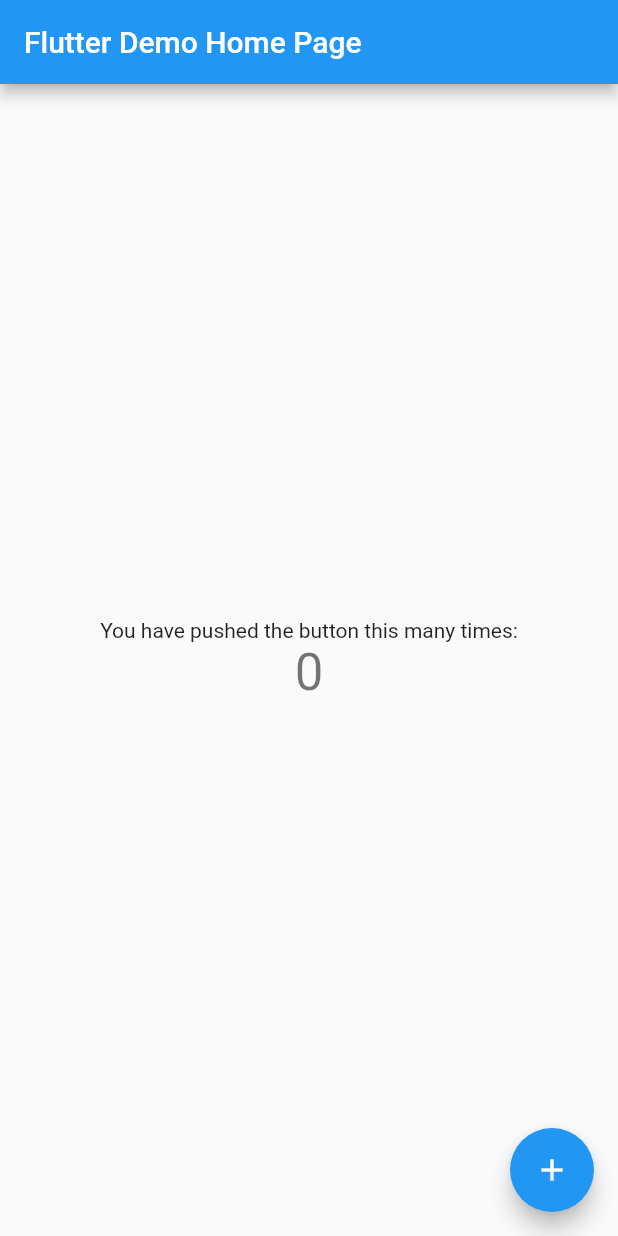
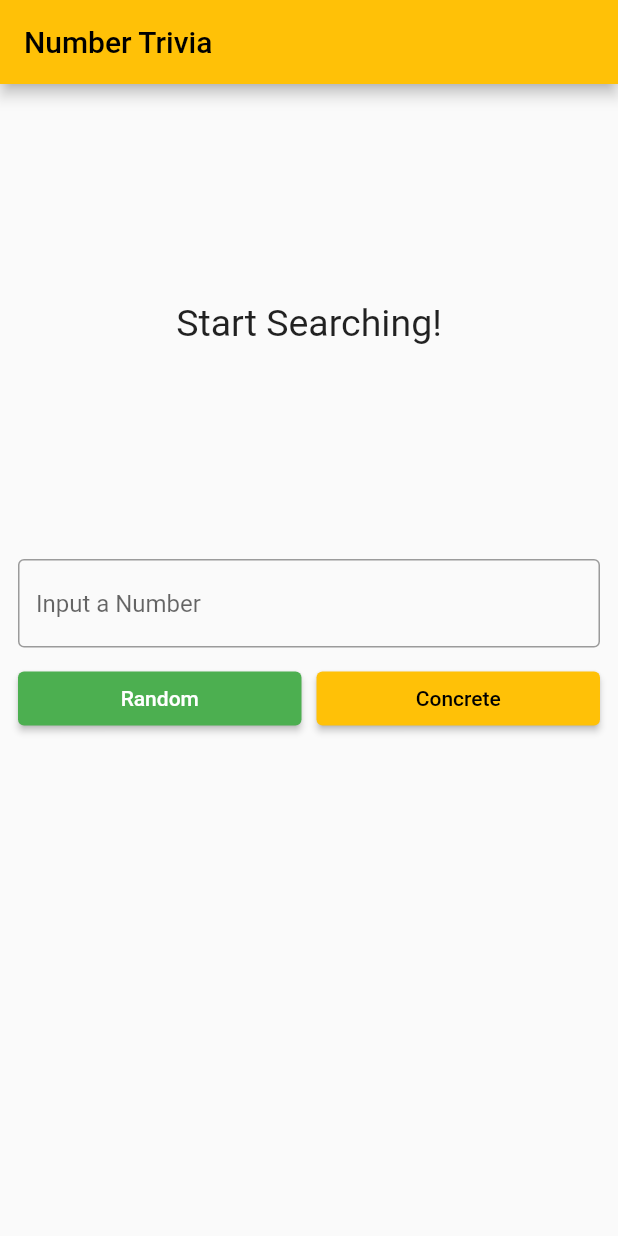
Before and after one commit to imammufiid/tdd-clean-arch-flutter, a Flutter app: the screen it shows after launch, on a phone screen of 412 x 824 dp. Run offline on Flutter 3.47's test engine with Material 2 defaults, Android fonts, the phone set to English and light mode, and no system bars; our stand-ins replace bloc, dartz, equatable, flutter_bloc, get_it, internet_connection_checker and 1 more.

Commit message:
implement UI

```diff
--- a/lib/features/number_trivia/presentation/bloc/number_trivia_bloc.dart
+++ b/lib/features/number_trivia/presentation/bloc/number_trivia_bloc.dart
@@ -38,12 +38,12 @@ class NumberTriviaBloc extends Bloc<NumberTriviaEvent, NumberTriviaState> {
       }
     });
 
-    on<GetTriviaForConcreteNumber>((event, emit) {
+    on<GetTriviaForConcreteNumber>((event, emit) async {
       final inputEither =
           inputConvert.stringToUnsignedInteger(event.numberString);
       emit(OnLoading());
 
-      inputEither.fold(
+      await inputEither.fold(
         (failure) {
           emit(const OnError(errorMessage: invalidInputFailureMessage));
         },
--- /dev/null
+++ b/lib/features/number_trivia/presentation/pages/number_trivia_page.dart
@@ -0,0 +1,48 @@
+import 'package:flutter/material.dart';
+import 'package:flutter_bloc/flutter_bloc.dart';
+import 'package:flutter_tdd/features/number_trivia/presentation/bloc/number_trivia_bloc.dart';
+
+import '../../../../di/injection_container.dart';
+import '../widgets/widgets.dart';
+
+class NumberTriviaPage extends StatelessWidget {
+  const NumberTriviaPage({Key? key}) : super(key: key);
+
+  @override
+  Widget build(BuildContext context) {
+    return Scaffold(
+      appBar: AppBar(
+        title: const Text("Number Trivia"),
+      ),
+      body: SingleChildScrollView(child: buildBody(context)),
+    );
+  }
+
+  BlocProvider<NumberTriviaBloc> buildBody(BuildContext context) {
+    return BlocProvider(
+      create: (context) => sl<NumberTriviaBloc>(),
+      child: Padding(
+        padding: const EdgeInsets.all(12.0),
+        child: Column(
+          children: [
+            const SizedBox(height: 10),
+            BlocBuilder<NumberTriviaBloc, NumberTriviaState>(
+              builder: (context, state) {
+                if (state is OnLoading) {
+                  return const LoadingDisplay();
+                } else if (state is OnComplete) {
+                  return TriviaDisplay(trivia: state.trivia);
+                } else if (state is OnError) {
+                  return MessageDisplay(message: state.errorMessage);
+                }
+                return const MessageDisplay(message: "Start Searching!");
+              },
+            ),
+            const SizedBox(height: 20),
+            TriviaControl()
+          ],
+        ),
+      ),
+    );
+  }
+}
--- /dev/null
+++ b/lib/features/number_trivia/presentation/widgets/message_display.dart
@@ -0,0 +1,26 @@
+import 'package:flutter/material.dart';
+
+class MessageDisplay extends StatelessWidget {
+  final String message;
+
+  const MessageDisplay({
+    required this.message,
+    Key? key,
+  }) : super(key: key);
+
+  @override
+  Widget build(BuildContext context) {
+    return Container(
+      height: MediaQuery.of(context).size.height / 3,
+      child: Center(
+        child: SingleChildScrollView(
+          child: Text(
+            message,
+            style: const TextStyle(fontSize: 25),
+            textAlign: TextAlign.center,
+          ),
+        ),
+      ),
+    );
+  }
+}
--- /dev/null
+++ b/lib/features/number_trivia/presentation/widgets/trivia_control.dart
@@ -0,0 +1,69 @@
+import 'package:flutter/material.dart';
+import 'package:flutter_bloc/flutter_bloc.dart';
+
+import '../bloc/number_trivia_bloc.dart';
+
+class TriviaControl extends StatelessWidget {
+  TriviaControl({
+    Key? key,
+  }) : super(key: key);
+
+  final controller = TextEditingController();
+
+  @override
+  Widget build(BuildContext context) {
+    return Column(
+      children: [
+        TextField(
+          controller: controller,
+          keyboardType: TextInputType.number,
+          decoration: const InputDecoration(
+            border: OutlineInputBorder(),
+            hintText: "Input a Number",
+          ),
+        ),
+        const SizedBox(height: 10),
+        Row(
+          mainAxisAlignment: MainAxisAlignment.spaceAround,
+          children: [
+            Expanded(
+              child: ElevatedButton(
+                style: ElevatedButton.styleFrom(
+                  backgroundColor: Colors.green,
+                ),
+                onPressed: () {
+                  addRandom(context);
+                },
+                child: const Text(
+                  "Random",
+                  style: TextStyle(color: Colors.white),
+                ),
+              ),
+            ),
+            const SizedBox(
+              width: 10,
+            ),
+            Expanded(
+              child: ElevatedButton(
+                onPressed: () {
+                  addConcrete(context);
+                },
+                child: const Text("Concrete"),
+              ),
+            ),
+          ],
+        )
+      ],
+    );
+  }
+
+  void addConcrete(BuildContext context) {
+    BlocProvider.of<NumberTriviaBloc>(context)
+        .add(GetTriviaForConcreteNumber(controller.value.text));
+    controller.clear();
+  }
+
+  void addRandom(BuildContext context) {
+    BlocProvider.of<NumberTriviaBloc>(context).add(GetTriviaForRandomNumber());
+  }
+}
--- /dev/null
+++ b/lib/features/number_trivia/presentation/widgets/widgets.dart
@@ -0,0 +1,4 @@
+export 'loading_display.dart';
+export 'message_display.dart';
+export 'trivia_display.dart';
+export 'trivia_control.dart';
--- a/lib/main.dart
+++ b/lib/main.dart
@@ -1,117 +1,23 @@
 import 'package:flutter/material.dart';
 import 'package:flutter_tdd/di/injection_container.dart' as di;
+import 'package:flutter_tdd/features/number_trivia/presentation/pages/number_trivia_page.dart';
 
 void main() async {
+  WidgetsFlutterBinding.ensureInitialized();
   await di.init();
   runApp(const MyApp());
 }
 
 class MyApp extends StatelessWidget {
-  const MyApp({super.key});
+  const MyApp({Key? key}) : super(key: key);
 
-  // This widget is the root of your application.
   @override
   Widget build(BuildContext context) {
     return MaterialApp(
-      title: 'Flutter Demo',
-      theme: ThemeData(
-        // This is the theme of your application.
-        //
-        // Try running your application with "flutter run". You'll see the
-        // application has a blue toolbar. Then, without quitting the app, try
-        // changing the primarySwatch below to Colors.green and then invoke
-        // "hot reload" (press "r" in the console where you ran "flutter run",
-        // or simply save your changes to "hot reload" in a Flutter IDE).
-        // Notice that the counter didn't reset back to zero; the application
-        // is not restarted.
-        primarySwatch: Colors.blue,
-      ),
-      home: const MyHomePage(title: 'Flutter Demo Home Page'),
+      title: "Number Trivia",
+      theme: ThemeData(primarySwatch: Colors.amber),
+      debugShowCheckedModeBanner: false,
+      home: const NumberTriviaPage(),
     );
   }
 }
-
-class MyHomePage extends StatefulWidget {
-  const MyHomePage({super.key, required this.title});
-
-  // This widget is the home page of your application. It is stateful, meaning
-  // that it has a State object (defined below) that contains fields that affect
-  // how it looks.
-
-  // This class is the configuration for the state. It holds the values (in this
-  // case the title) provided by the parent (in this case the App widget) and
-  // used by the build method of the State. Fields in a Widget subclass are
-  // always marked "final".
-
-  final String title;
-
-  @override
-  State<MyHomePage> createState() => _MyHomePageState();
-}
-
-class _MyHomePageState extends State<MyHomePage> {
-  int _counter = 0;
-
-  void _incrementCounter() {
-    setState(() {
-      // This call to setState tells the Flutter framework that something has
-      // changed in this State, which causes it to rerun the build method below
-      // so that the display can reflect the updated values. If we changed
-      // _counter without calling setState(), then the build method would not be
-      // called again, and so nothing would appear to happen.
-      _counter++;
-    });
-  }
-
-  @override
-  Widget build(BuildContext context) {
-    // This method is rerun every time setState is called, for instance as done
-    // by the _incrementCounter method above.
-    //
-    // The Flutter framework has been optimized to make rerunning build methods
-    // fast, so that you can just rebuild anything that needs updating rather
-    // than having to individually change instances of widgets.
-    return Scaffold(
-      appBar: AppBar(
-        // Here we take the value from the MyHomePage object that was created by
-        // the App.build method, and use it to set our appbar title.
-        title: Text(widget.title),
-      ),
-      body: Center(
-        // Center is a layout widget. It takes a single child and positions it
-        // in the middle of the parent.
-        child: Column(
-          // Column is also a layout widget. It takes a list of children and
-          // arranges them vertically. By default, it sizes itself to fit its
-          // children horizontally, and tries to be as tall as its parent.
-          //
-          // Invoke "debug painting" (press "p" in the console, choose the
-          // "Toggle Debug Paint" action from the Flutter Inspector in Android
-          // Studio, or the "Toggle Debug Paint" command in Visual Studio Code)
-          // to see the wireframe for each widget.
-          //
-          // Column has various properties to control how it sizes itself and
-          // how it positions its children. Here we use mainAxisAlignment to
-          // center the children vertically; the main axis here is the vertical
-          // axis because Columns are vertical (the cross axis would be
-          // horizontal).
-          mainAxisAlignment: MainAxisAlignment.center,
-          children: <Widget>[
-            const Text(
-              'You have pushed the button this many times:',
-            ),
-            Text(
-              '$_counter',
-              style: Theme.of(context).textTheme.headline4,
-            ),
-          ],
-        ),
-      ),
-      floatingActionButton: FloatingActionButton(
-        onPressed: _incrementCounter,
-        tooltip: 'Increment',
-        child: const Icon(Icons.add),
-      ), // This trailing comma makes auto-formatting nicer for build methods.
-    );
-  }
-}
--- a/pubspec.yaml
+++ b/pubspec.yaml
@@ -14,7 +14,7 @@ dependencies:
     sdk: flutter
   flutter_bloc: ^8.1.1
   bloc: ^8.1.0
-  get_it: ^2.0.1
+  get_it: ^7.2.0
   http: ^0.13.5
   internet_connection_checker: ^0.0.1+4
   shared_preferences: ^2.0.15
```
Also changed, not shown: lib/features/number_trivia/presentation/widgets/loading_display.dart (added, +17 -0 lines), lib/features/number_trivia/presentation/widgets/trivia_display.dart (added, +38 -0 lines).
